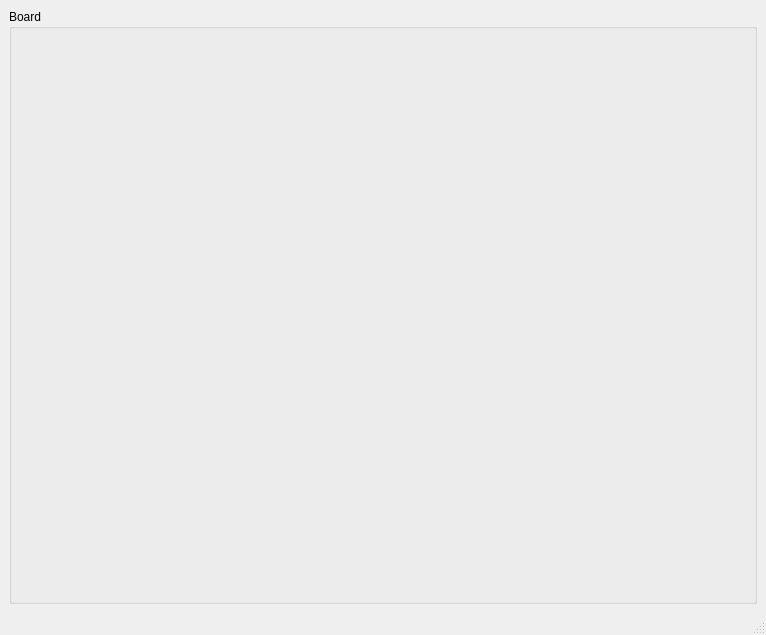
First picture: the form in gamewindow.ui, repository Anderwafe/Checkers.v1, before the edit.
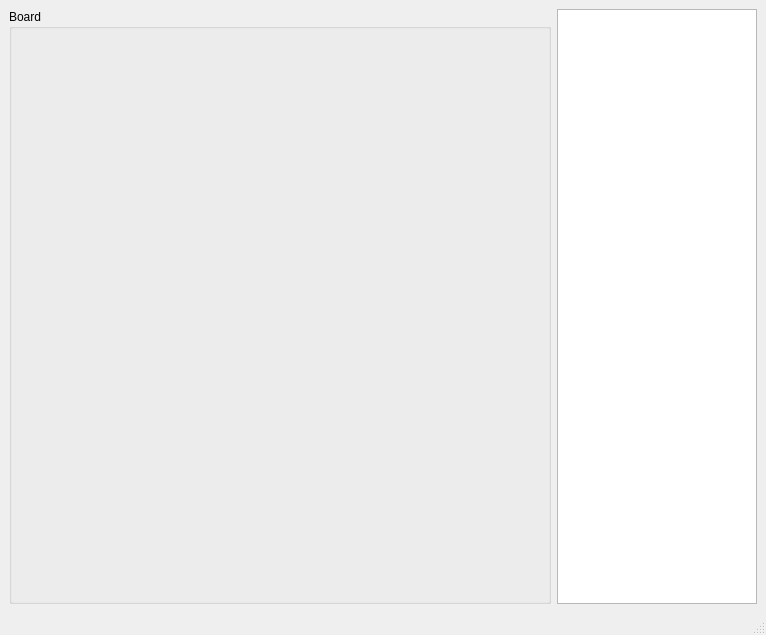
Second picture: the form after the edit.

Commit message: turns list created

Diff of the .ui file:
```diff
--- a/gamewindow.ui
+++ b/gamewindow.ui
@@ -26,6 +26,22 @@
       </item>
      </layout>
     </item>
+    <item row="0" column="1">
+     <widget class="QListWidget" name="listWidget">
+      <property name="sizePolicy">
+       <sizepolicy hsizetype="Minimum" vsizetype="Expanding">
+        <horstretch>0</horstretch>
+        <verstretch>0</verstretch>
+       </sizepolicy>
+      </property>
+      <property name="maximumSize">
+       <size>
+        <width>200</width>
+        <height>16777215</height>
+       </size>
+      </property>
+     </widget>
+    </item>
    </layout>
   </widget>
   <widget class="QMenuBar" name="menubar">
```
The commit also changes 6 other files.
